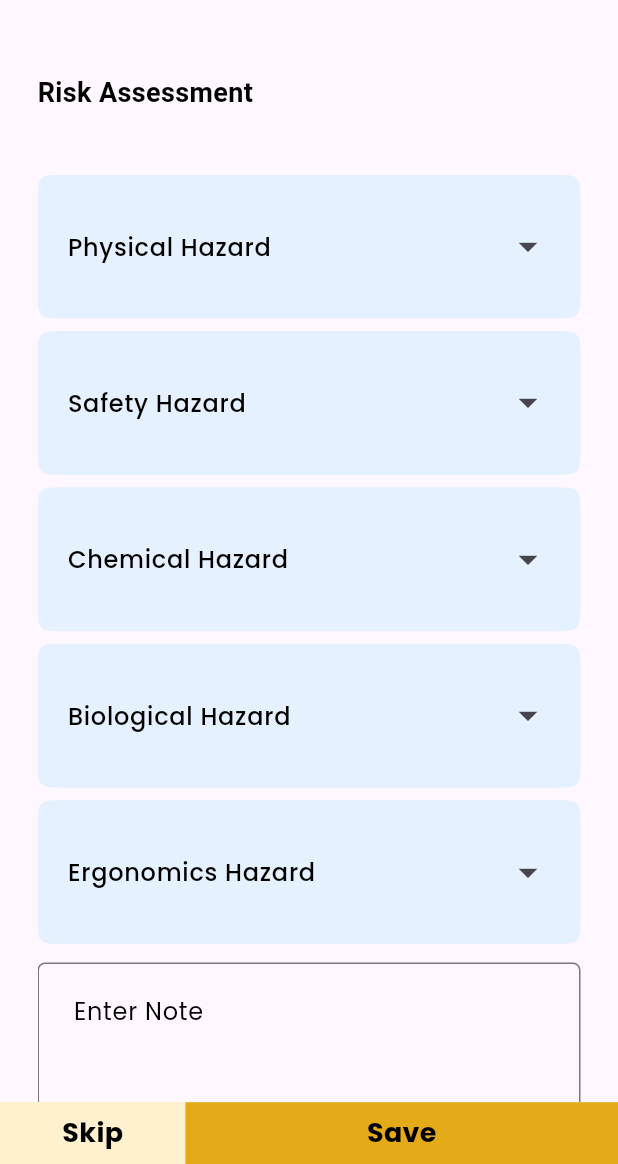
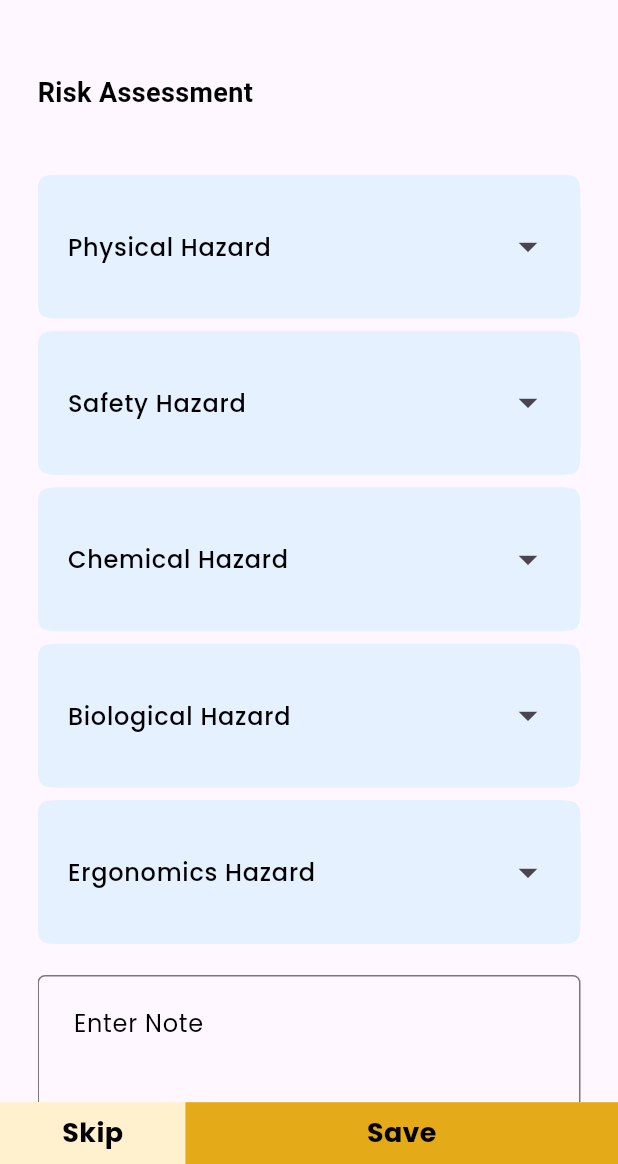
Before and after one commit to mohammedakbark/ufs_task, a Flutter app: the screen it shows after launch, on a phone screen of 412 x 824 dp, the part 72-1236 px from its top. Run offline on Flutter 3.47's test engine with Material 3 defaults, Android fonts, the phone set to English and light mode, and no system bars; our stand-ins replace google_fonts.

```diff
--- a/lib/view/functions/risk_assessment/screen/risk_assessment_screen.dart
+++ b/lib/view/functions/risk_assessment/screen/risk_assessment_screen.dart
@@ -58,8 +58,6 @@ class RiskAssessmentScreen extends StatelessWidget {
                                 color: ColorResources.white,
                                 child: Column(
                                   children: [
-
-
                                     customeSpacer(context, height: .1),
 
                                     // # 1 Cleaning Product
@@ -89,7 +87,7 @@ class RiskAssessmentScreen extends StatelessWidget {
 
 //  textfield for Enter Notes
 
-                    customeSpacer(context, height: .3),
+                    customeSpacer(context, height: .5),
                     CustomeTextfield(
                         maxLine: 4,
                         hintText: 'Enter Note',
```
